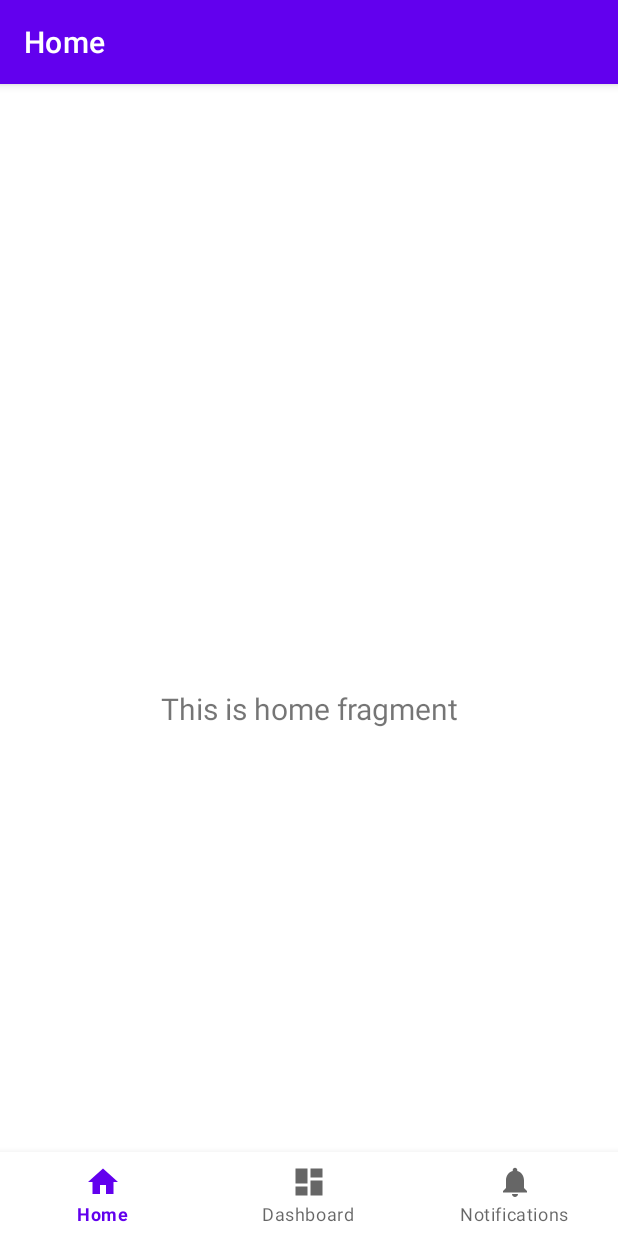
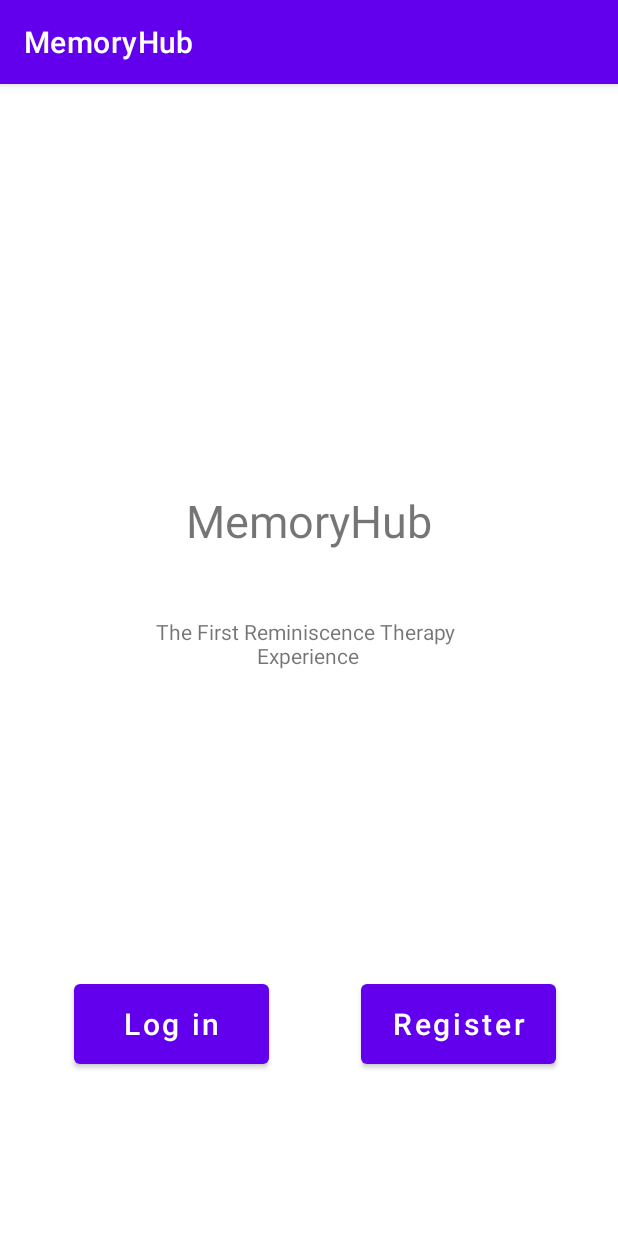
Before and after one commit to Heman-Ho/MemoryHub, an Android app: the screen it shows after launch (MainActivity before the commit, StartPage after it), on a phone screen of 412 x 824 dp. Run offline under Robolectric (Android 15) with nearby library versions, the phone set to English and light mode, and no system bars.

Commit message:
Add login and register layout and activities

```diff
--- a/app/src/main/java/ca/sfu/memoryhub/MainActivity.java
+++ b/app/src/main/java/ca/sfu/memoryhub/MainActivity.java
@@ -32,6 +32,8 @@ public class MainActivity extends AppCompatActivity {
         NavController navController = Navigation.findNavController(this, R.id.nav_host_fragment_activity_main);
         NavigationUI.setupActionBarWithNavController(this, navController, appBarConfiguration);
         NavigationUI.setupWithNavController(binding.navView, navController);
+
+
     }
 
 }
--- /dev/null
+++ b/app/src/main/java/ca/sfu/memoryhub/StartPage.java
@@ -0,0 +1,40 @@
+package ca.sfu.memoryhub;
+
+import android.content.Intent;
+import android.os.Bundle;
+import android.view.View;
+import android.widget.Button;
+
+import androidx.appcompat.app.AppCompatActivity;
+
+public class StartPage extends AppCompatActivity {
+
+    @Override
+    protected void onCreate(Bundle savedInstanceState) {
+        super.onCreate(savedInstanceState);
+        setContentView(R.layout.start_page);
+
+        // Find the buttons by their IDs
+        Button btnLogin = findViewById(R.id.button_go_to_login);
+        Button btnRegis = findViewById(R.id.button_to_register);
+
+        btnLogin.setOnClickListener(new View.OnClickListener(){
+
+            @Override
+            public void onClick(View v) {
+                Intent intent = new Intent(StartPage.this, Login.class);
+                startActivity(intent); // opens login page
+            }
+        });
+        btnRegis.setOnClickListener(new View.OnClickListener(){
+
+            @Override
+            public void onClick(View v) {
+                Intent intent = new Intent(StartPage.this, Register.class);
+                startActivity(intent);
+            }
+        });
+
+
+    }
+}
--- /dev/null
+++ b/app/src/main/res/layout/start_page.xml
@@ -0,0 +1,76 @@
+<?xml version="1.0" encoding="utf-8"?>
+<androidx.constraintlayout.widget.ConstraintLayout xmlns:android="http://schemas.android.com/apk/res/android"
+    xmlns:app="http://schemas.android.com/apk/res-auto"
+    xmlns:tools="http://schemas.android.com/tools"
+    android:layout_width="match_parent"
+    android:layout_height="match_parent"
+    android:background="#004CAF50">
+
+
+    <Button
+        android:id="@+id/button_go_to_login"
+        android:layout_width="130dp"
+        android:layout_height="65dp"
+        android:text="Log in"
+        android:textAllCaps="false"
+        android:textSize="20sp"
+        app:layout_constraintBottom_toBottomOf="parent"
+        app:layout_constraintEnd_toEndOf="parent"
+        app:layout_constraintHorizontal_bias="0.174"
+        app:layout_constraintStart_toStartOf="parent"
+        app:layout_constraintTop_toBottomOf="@+id/imageView"
+        app:layout_constraintVertical_bias="0.79" />
+
+    <ImageView
+        android:id="@+id/imageView"
+        android:layout_width="130dp"
+        android:layout_height="125dp"
+        app:layout_constraintBottom_toBottomOf="parent"
+        app:layout_constraintEnd_toEndOf="parent"
+        app:layout_constraintHorizontal_bias="0.498"
+        app:layout_constraintStart_toStartOf="parent"
+        app:layout_constraintTop_toTopOf="parent"
+        app:layout_constraintVertical_bias="0.095"
+        tools:srcCompat="@tools:sample/avatars" />
+
+    <Button
+        android:id="@+id/button_to_register"
+        android:layout_width="130dp"
+        android:layout_height="65dp"
+        android:text="Register"
+        android:textSize="20sp"
+        android:textAllCaps="false"
+        app:layout_constraintBottom_toBottomOf="parent"
+        app:layout_constraintEnd_toEndOf="parent"
+        app:layout_constraintHorizontal_bias="0.854"
+        app:layout_constraintStart_toStartOf="parent"
+        app:layout_constraintTop_toBottomOf="@+id/imageView"
+        app:layout_constraintVertical_bias="0.79" />
+
+    <TextView
+        android:id="@+id/textView"
+        android:layout_width="wrap_content"
+        android:layout_height="wrap_content"
+        android:layout_marginTop="120dp"
+        android:gravity="center"
+        android:text="The First Reminiscence Therapy \nExperience"
+        app:layout_constraintBottom_toTopOf="@+id/button_go_to_login"
+        app:layout_constraintEnd_toEndOf="parent"
+        app:layout_constraintHorizontal_bias="0.497"
+        app:layout_constraintStart_toStartOf="parent"
+        app:layout_constraintTop_toBottomOf="@+id/imageView"
+        app:layout_constraintVertical_bias="0.194" />
+
+    <TextView
+        android:id="@+id/textView2"
+        android:layout_width="wrap_content"
+        android:layout_height="wrap_content"
+        android:layout_marginTop="72dp"
+        android:text="MemoryHub"
+        android:textSize="30sp"
+        app:layout_constraintBottom_toTopOf="@+id/button_go_to_login"
+        app:layout_constraintEnd_toEndOf="parent"
+        app:layout_constraintStart_toStartOf="parent"
+        app:layout_constraintTop_toBottomOf="@+id/imageView"
+        app:layout_constraintVertical_bias="0.04" />
+</androidx.constraintlayout.widget.ConstraintLayout>
```
Also changed, not shown: app/src/main/AndroidManifest.xml (+6 -1 lines), app/src/main/java/ca/sfu/memoryhub/Login.java (added, +30 -0 lines), app/src/main/java/ca/sfu/memoryhub/Register.java (added, +36 -0 lines), app/src/main/res/layout/login.xml (added, +61 -0 lines), app/src/main/res/layout/register.xml (added, +59 -0 lines).
